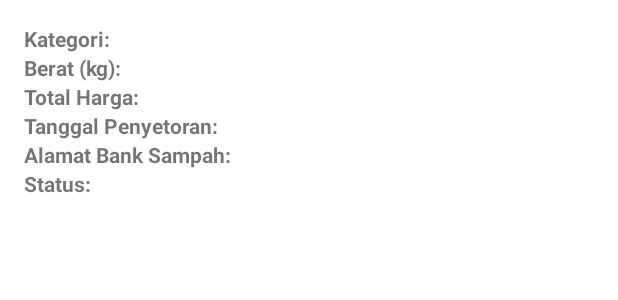
After one commit to CandraWijaya06/BankSampah_progmob, an Android app: the layout item_history.xml on its own in the app's theme, with its tools: preview values and no code run, on a phone screen of 412 x 824 dp. The commit adds this screen. Shown: the top 300 px of the screen. Run offline under Robolectric (Android 15) with nearby library versions, the phone set to English and light mode, and no system bars.

Commit message:
History Jual Sampah

```diff
--- a/app/src/main/java/com/example/progmobbank/Db_konek.java
+++ b/app/src/main/java/com/example/progmobbank/Db_konek.java
@@ -1,7 +1,7 @@
 package com.example.progmobbank;
 
 public class Db_konek {
-    public static  String ip = "172.16.153.248:80";
+    public static  String ip = "192.168.1.8:80";
 
     public static final String urlLogin = "http://"+ip+"/banksampah/api_login.php";
     public static final String urlRegister = "http://"+ip+"/banksampah/api_register.php";
@@ -10,5 +10,7 @@ public class Db_konek {
     public static final String urlUserProfile = "http://" + ip + "/banksampah/api_get_user_profil.php";
     public static final String urlUpdateUserProfile = "http://" + ip + "/banksampah/api_update_user_profil.php";
     public static final String urlDeleteAccount = "http://" + ip + "/banksampah/api_delete_user.php";
+    public static final String urlGetHistory = "http://" + ip + "/banksampah/history.php";
+
 
 }
--- /dev/null
+++ b/app/src/main/res/layout/item_history.xml
@@ -0,0 +1,109 @@
+<?xml version="1.0" encoding="utf-8"?>
+<LinearLayout xmlns:android="http://schemas.android.com/apk/res/android"
+    android:layout_width="match_parent"
+    android:layout_height="wrap_content"
+    android:orientation="vertical"
+    android:padding="16dp">
+
+    <LinearLayout
+        android:layout_width="match_parent"
+        android:layout_height="wrap_content"
+        android:orientation="horizontal">
+
+        <TextView
+            android:layout_width="wrap_content"
+            android:layout_height="wrap_content"
+            android:text="Kategori: "
+            android:textStyle="bold" />
+
+        <TextView
+            android:id="@+id/textViewKategoriSampah"
+            android:layout_width="wrap_content"
+            android:layout_height="wrap_content" />
+    </LinearLayout>
+
+    <LinearLayout
+        android:layout_width="match_parent"
+        android:layout_height="wrap_content"
+        android:orientation="horizontal">
+
+        <TextView
+            android:layout_width="wrap_content"
+            android:layout_height="wrap_content"
+            android:text="Berat (kg): "
+            android:textStyle="bold" />
+
+        <TextView
+            android:id="@+id/textViewBeratKg"
+            android:layout_width="wrap_content"
+            android:layout_height="wrap_content" />
+    </LinearLayout>
+
+    <LinearLayout
+        android:layout_width="match_parent"
+        android:layout_height="wrap_content"
+        android:orientation="horizontal">
+
+        <TextView
+            android:layout_width="wrap_content"
+            android:layout_height="wrap_content"
+            android:text="Total Harga: "
+            android:textStyle="bold" />
+
+        <TextView
+            android:id="@+id/textViewHargaTotal"
+            android:layout_width="wrap_content"
+            android:layout_height="wrap_content" />
+    </LinearLayout>
+
+    <LinearLayout
+        android:layout_width="match_parent"
+        android:layout_height="wrap_content"
+        android:orientation="horizontal">
+
+        <TextView
+            android:layout_width="wrap_content"
+            android:layout_height="wrap_content"
+            android:text="Tanggal Penyetoran: "
+            android:textStyle="bold" />
+
+        <TextView
+            android:id="@+id/textViewTanggalPenyetoran"
+            android:layout_width="wrap_content"
+            android:layout_height="wrap_content" />
+    </LinearLayout>
+
+    <LinearLayout
+        android:layout_width="match_parent"
+        android:layout_height="wrap_content"
+        android:orientation="horizontal">
+
+        <TextView
+            android:layout_width="wrap_content"
+            android:layout_height="wrap_content"
+            android:text="Alamat Bank Sampah: "
+            android:textStyle="bold" />
+
+        <TextView
+            android:id="@+id/textViewAlamat"
+            android:layout_width="wrap_content"
+            android:layout_height="wrap_content" />
+    </LinearLayout>
+
+    <LinearLayout
+        android:layout_width="match_parent"
+        android:layout_height="wrap_content"
+        android:orientation="horizontal">
+
+        <TextView
+            android:layout_width="wrap_content"
+            android:layout_height="wrap_content"
+            android:text="Status: "
+            android:textStyle="bold" />
+
+        <TextView
+            android:id="@+id/textViewStatus"
+            android:layout_width="wrap_content"
+            android:layout_height="wrap_content" />
+    </LinearLayout>
+</LinearLayout>
```
Also changed, not shown: app/src/main/java/com/example/progmobbank/History.java (added, +43 -0 lines), app/src/main/java/com/example/progmobbank/HistoryActivity.java (+89 -53 lines), app/src/main/java/com/example/progmobbank/HistoryAdapter.java (added, +60 -0 lines), app/src/main/java/com/example/progmobbank/HistoryItem.java (added, +43 -0 lines), app/src/main/res/layout/activity_history.xml (+6 -75 lines).
